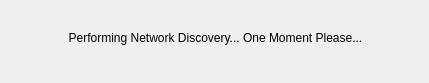
guyvdb/Multi-Touch, file src/table/forms/StatusDialog.ui: the form before one commit.
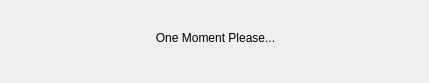
The form after the commit.

Patch:
```diff
--- a/src/table/forms/StatusDialog.ui
+++ b/src/table/forms/StatusDialog.ui
@@ -26,7 +26,7 @@
     </rect>
    </property>
    <property name="text">
-    <string>Performing Network Discovery... One Moment Please...</string>
+    <string>One Moment Please...</string>
    </property>
    <property name="alignment">
     <set>Qt::AlignCenter</set>
```
